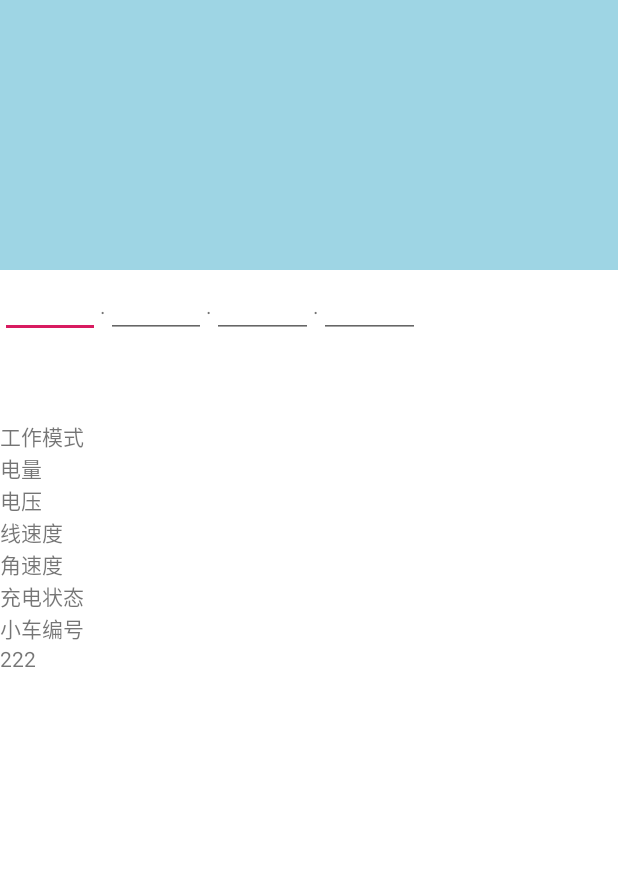
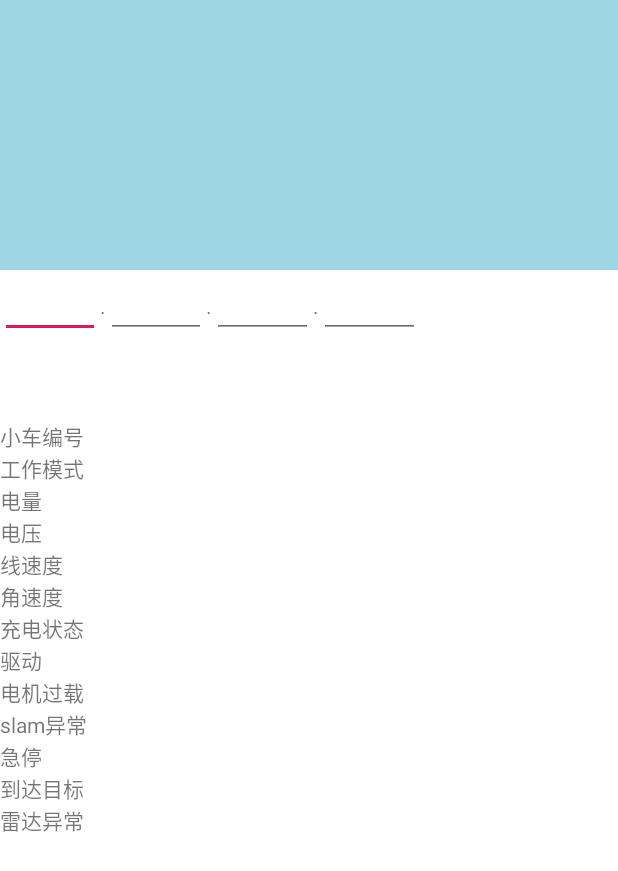
Before and after one commit to linfeidie/donghaoProect, an Android app: the layout menu.xml on its own in the app's theme, with its tools: preview values and no code run, on a phone screen of 412 x 824 dp. Shown: the top 871 px of the screen. Run offline under Robolectric (Android 15) with nearby library versions, the phone set to English and light mode, and no system bars.

Commit message:
显示状态

```diff
--- a/app/src/main/res/layout/menu.xml
+++ b/app/src/main/res/layout/menu.xml
@@ -23,36 +23,70 @@
           android:layout_height="match_parent"
           android:orientation="vertical">
           <TextView
+              android:id="@+id/tv_car_num"
+              android:layout_width="match_parent"
+              android:text="小车编号"
+              android:layout_height="match_parent" />
+          <TextView
+              android:id="@+id/tv_work_mode"
               android:layout_width="match_parent"
               android:text="工作模式"
               android:layout_height="match_parent" />
           <TextView
+              android:id="@+id/tv_battery_percent"
               android:layout_width="match_parent"
               android:text="电量"
               android:layout_height="match_parent" />
           <TextView
+              android:id="@+id/tv_battery_volt"
               android:layout_width="match_parent"
               android:text="电压"
               android:layout_height="match_parent" />
           <TextView
+              android:id="@+id/tv_linear_speed"
               android:layout_width="match_parent"
               android:text="线速度"
               android:layout_height="match_parent" />
           <TextView
+              android:id="@+id/tv_angular_speed"
               android:layout_width="match_parent"
               android:text="角速度"
               android:layout_height="match_parent" />
           <TextView
+              android:id="@+id/tv_charging_state"
               android:layout_width="match_parent"
               android:text="充电状态"
               android:layout_height="match_parent" />
+
           <TextView
+              android:id="@+id/tv_driver_fail"
               android:layout_width="match_parent"
-              android:text="小车编号"
+              android:text="驱动"
               android:layout_height="match_parent" />
           <TextView
+              android:id="@+id/tv_motor_overload"
               android:layout_width="match_parent"
-              android:text="222"
+              android:text="电机过载"
+              android:layout_height="match_parent" />
+          <TextView
+              android:id="@+id/tv_slam_exception"
+              android:layout_width="match_parent"
+              android:text="slam异常"
+              android:layout_height="match_parent" />
+          <TextView
+              android:id="@+id/tv_emergency_stop"
+              android:layout_width="match_parent"
+              android:text="急停"
+              android:layout_height="match_parent" />
+          <TextView
+              android:id="@+id/tv_goal_reach"
+              android:layout_width="match_parent"
+              android:text="到达目标"
+              android:layout_height="match_parent" />
+          <TextView
+              android:id="@+id/tv_lidar_exception"
+              android:layout_width="match_parent"
+              android:text="雷达异常"
               android:layout_height="match_parent" />
       </LinearLayout>
   </ScrollView>
```
Also changed, not shown: app/src/main/java/ac/scri/com/donghaoproect/CehuaActivity.java (+71 -6 lines), app/src/main/java/ac/scri/com/donghaoproect/EntityHandlerManager.java (+10 -7 lines).
